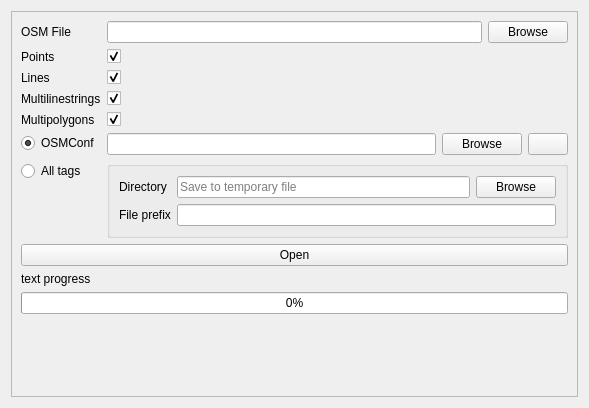
Old version of the form ui/osm_file.ui in the repository 3liz/QuickOSM.
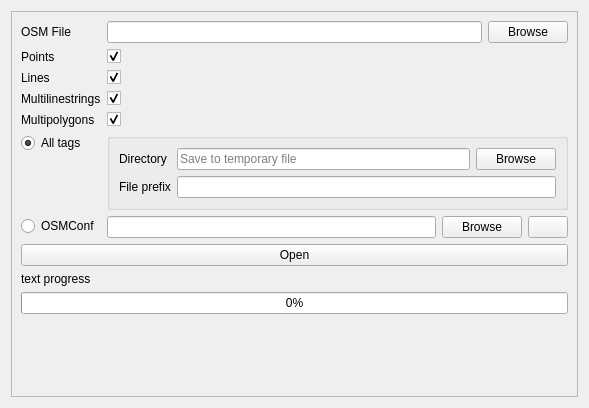
New version of the form. Icons and pictures are not drawn.

Commit message: change order in osm file

```diff
--- a/ui/osm_file.ui
+++ b/ui/osm_file.ui
@@ -123,46 +123,14 @@
            </property>
           </widget>
          </item>
-         <item row="5" column="0">
-          <widget class="QRadioButton" name="radioButton_osmConf">
-           <property name="text">
-            <string>OSMConf</string>
-           </property>
-           <property name="checked">
-            <bool>true</bool>
-           </property>
-          </widget>
-         </item>
-         <item row="5" column="1">
-          <layout class="QHBoxLayout" name="horizontalLayout_osmConf">
-           <item>
-            <widget class="QLineEdit" name="lineEdit_osmConf"/>
-           </item>
-           <item>
-            <widget class="QPushButton" name="pushButton_browseOsmConf">
-             <property name="text">
-              <string>Browse</string>
-             </property>
-            </widget>
-           </item>
-           <item>
-            <widget class="QPushButton" name="pushButton_resetIni">
-             <property name="text">
-              <string/>
-             </property>
-             <property name="icon">
-              <iconset resource="../../../../../plugins/QuickOSM/resources.qrc">
-               <normaloff>:/plugins/QuickOSM/resources/refresh.png</normaloff>:/plugins/QuickOSM/resources/refresh.png</iconset>
-             </property>
-            </widget>
-           </item>
-          </layout>
-         </item>
          <item row="6" column="0">
           <widget class="QRadioButton" name="radioButton_allTags">
            <property name="text">
             <string>All tags</string>
            </property>
+           <property name="checked">
+            <bool>true</bool>
+           </property>
           </widget>
          </item>
          <item row="6" column="1">
@@ -213,6 +181,41 @@
            </layout>
           </widget>
          </item>
+         <item row="7" column="0">
+          <widget class="QRadioButton" name="radioButton_osmConf">
+           <property name="text">
+            <string>OSMConf</string>
+           </property>
+           <property name="checked">
+            <bool>false</bool>
+           </property>
+          </widget>
+         </item>
+         <item row="7" column="1">
+          <layout class="QHBoxLayout" name="horizontalLayout_osmConf">
+           <item>
+            <widget class="QLineEdit" name="lineEdit_osmConf"/>
+           </item>
+           <item>
+            <widget class="QPushButton" name="pushButton_browseOsmConf">
+             <property name="text">
+              <string>Browse</string>
+             </property>
+            </widget>
+           </item>
+           <item>
+            <widget class="QPushButton" name="pushButton_resetIni">
+             <property name="text">
+              <string/>
+             </property>
+             <property name="icon">
+              <iconset resource="../../../../../plugins/QuickOSM/resources.qrc">
+               <normaloff>:/plugins/QuickOSM/resources/refresh.png</normaloff>:/plugins/QuickOSM/resources/refresh.png</iconset>
+             </property>
+            </widget>
+           </item>
+          </layout>
+         </item>
         </layout>
        </item>
        <item>
```
The commit also changes 2 other files.
